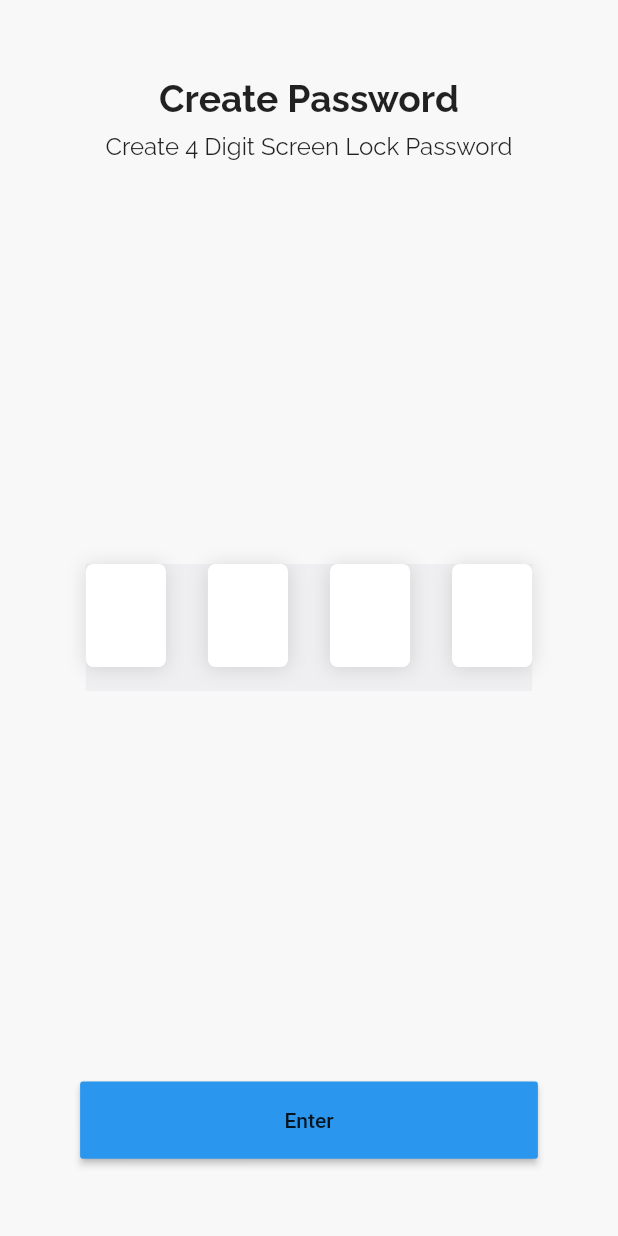
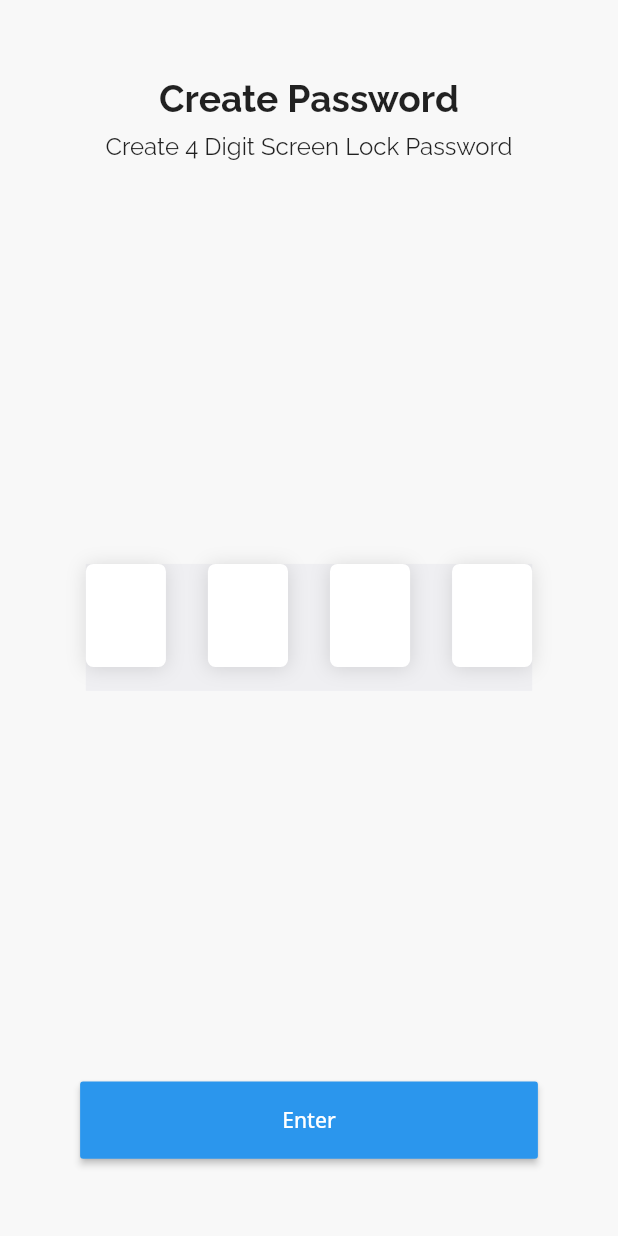
Before and after one commit to prometheus-corps/frontend-flutter, a Flutter app: the screen it shows after launch, on a phone screen of 412 x 824 dp. Run offline on Flutter 3.47's test engine with Material 2 defaults, Android fonts, the phone set to English and light mode, and no system bars; drawn by our look-alikes of pin_code_fields; our stand-ins replace device_preview, flutter_screenutil, google_fonts.

Commit message:
app update

```diff
--- a/lib/screens/createLock.dart
+++ b/lib/screens/createLock.dart
@@ -184,7 +184,12 @@ class _CreateLockScreenState extends State<CreateLockScreen> {
                     child: RaisedButton(
                       onPressed: () {},
                       color: blueColor,
-                      child: Text('Enter'),
+                      child: Text(
+                        'Enter',
+                        style: GoogleFonts.openSans(
+                          color: whiteColor,
+                        ),
+                      ),
                     ),
                   ),
                 ),
```
